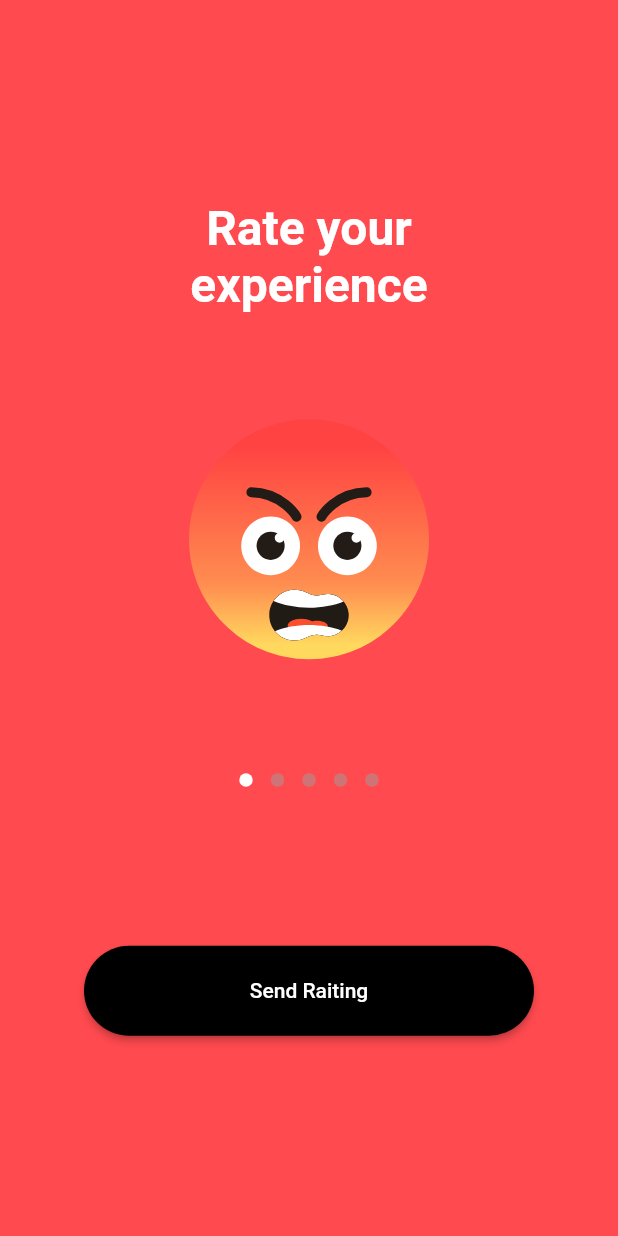
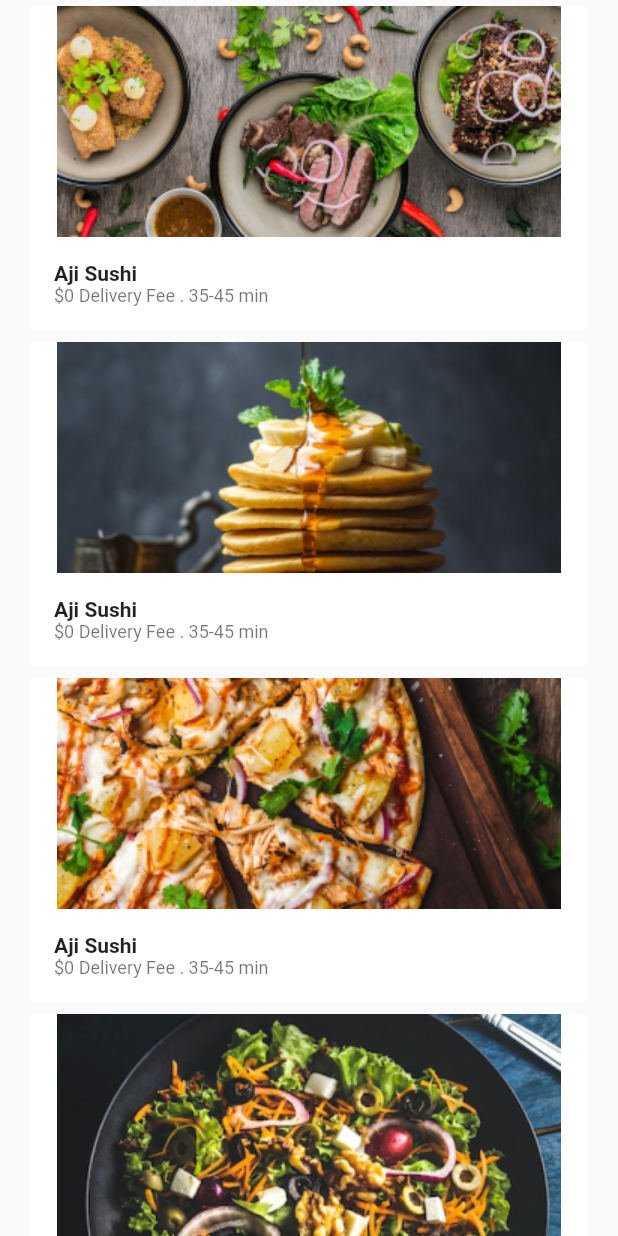
Before and after one commit to robertodevs/flutter_microanimations, a Flutter app: the screen it shows after launch, on a phone screen of 412 x 824 dp. Run offline on Flutter 3.47's test engine with Material 2 defaults, Android fonts, the phone set to English and light mode, and no system bars; drawn by our look-alikes of dots_indicator; our stand-ins replace font_awesome_flutter, lottie.

Commit message:
IMP animated scroll card

```diff
--- /dev/null
+++ b/lib/animations/animated_scroll/components/animated_scroll_card.dart
@@ -0,0 +1,55 @@
+import 'package:flutter/material.dart';
+
+class AnimatedScrollCard extends StatefulWidget {
+  const AnimatedScrollCard({
+    Key? key,
+    required this.child,
+    this.keepAlive = false,
+  }) : super(key: key);
+
+  final Widget child;
+  final bool keepAlive;
+
+  @override
+  State<AnimatedScrollCard> createState() => _AnimatedScrollCardState();
+}
+
+class _AnimatedScrollCardState extends State<AnimatedScrollCard>
+    with SingleTickerProviderStateMixin, AutomaticKeepAliveClientMixin {
+  late AnimationController controller;
+  late Animation<double> turns;
+
+  @override
+  void initState() {
+    controller = AnimationController(
+      vsync: this,
+      duration: const Duration(milliseconds: 400),
+    )..forward();
+
+    turns = Tween<double>(begin: 0.95, end: 1).animate(
+      CurvedAnimation(
+        parent: controller,
+        curve: const Interval(0, 1, curve: Curves.easeInOutBack),
+      ),
+    );
+    super.initState();
+  }
+
+  @override
+  Widget build(BuildContext context) {
+    super.build(context);
+    return RotationTransition(
+      turns: turns,
+      child: widget.child,
+    );
+  }
+
+  @override
+  bool get wantKeepAlive => widget.keepAlive;
+
+  @override
+  void dispose() {
+    controller.dispose();
+    super.dispose();
+  }
+}
--- /dev/null
+++ b/lib/animations/animated_scroll/pages/animated_scroll_screen.dart
@@ -0,0 +1,50 @@
+import 'package:flutter/material.dart';
+import 'package:flutter_microanimations/animations/animated_scroll/components/animated_scroll_card.dart';
+
+class AnimatedScrollScreen extends StatelessWidget {
+  const AnimatedScrollScreen({Key? key}) : super(key: key);
+
+  @override
+  Widget build(BuildContext context) {
+    return Scaffold(
+      body: ListView.builder(
+        padding: const EdgeInsets.symmetric(horizontal: 16),
+        cacheExtent: 0,
+        itemCount: 8,
+        itemBuilder: (context, index) {
+          return AnimatedScrollCard(
+            child: Card(
+              elevation: 0,
+              child: Column(
+                children: [
+                  Image.asset(
+                    'assets/food0${index + 1}.png',
+                    fit: BoxFit.cover,
+                  ),
+                  Padding(
+                    padding: const EdgeInsets.all(16.0),
+                    child: Column(
+                      crossAxisAlignment: CrossAxisAlignment.start,
+                      children: [
+                        Row(
+                          children: const [
+                            Text(
+                              'Aji Sushi',
+                              style: TextStyle(fontWeight: FontWeight.bold),
+                            ),
+                          ],
+                        ),
+                        Text('\$0 Delivery Fee . 35-45 min',
+                            style: Theme.of(context).textTheme.caption),
+                      ],
+                    ),
+                  ),
+                ],
+              ),
+            ),
+          );
+        },
+      ),
+    );
+  }
+}
--- a/lib/main.dart
+++ b/lib/main.dart
@@ -1,5 +1,6 @@
 import 'package:flutter/material.dart';
-import 'package:flutter_microanimations/animations/raiting_interaction_screen.dart';
+
+import 'animations/animated_scroll/pages/animated_scroll_screen.dart';
 
 void main() {
   runApp(const MyApp());
@@ -25,7 +26,7 @@
         // is not restarted.
         primarySwatch: Colors.blue,
       ),
-      home: const RaitingInteractionScreen(),
+      home: const AnimatedScrollScreen(),
     );
   }
 }
```
Also changed, not shown: assets/food01.png (added), assets/food02.png (added), assets/food03.png (added), assets/food04.png (added), assets/food05.png (added), assets/food06.png (added), assets/food07.png (added), assets/food08.png (added), assets/food09.png (added), assets/food10.png (added), 2 other files.
